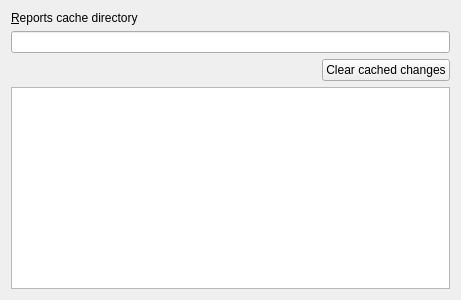
The window that quickevent/app/quickevent/plugins/Core/src/widgets/reportssettingspage.ui (Quick-Box/quickevent) describes before a commit, drawn with Qt 5.
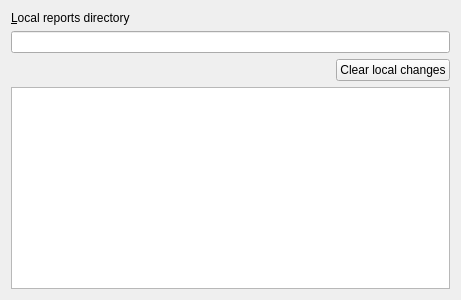
The same window after the commit.

Commit message: Clarify local report handling and restore actions

Patch:
```diff
--- a/quickevent/app/quickevent/plugins/Core/src/widgets/reportssettingspage.ui
+++ b/quickevent/app/quickevent/plugins/Core/src/widgets/reportssettingspage.ui
@@ -17,7 +17,7 @@
    <item>
     <widget class="QLabel" name="label">
      <property name="text">
-      <string>&amp;Reports cache directory</string>
+      <string>&amp;Local reports directory</string>
      </property>
      <property name="buddy">
       <cstring>edReportsDirectory</cstring>
@@ -59,7 +59,7 @@
      <item>
       <widget class="QPushButton" name="btClearLocalChanges">
        <property name="text">
-        <string>Clear cached changes</string>
+        <string>Clear local changes</string>
        </property>
       </widget>
      </item>
```
The commit also changes 3 other files.
